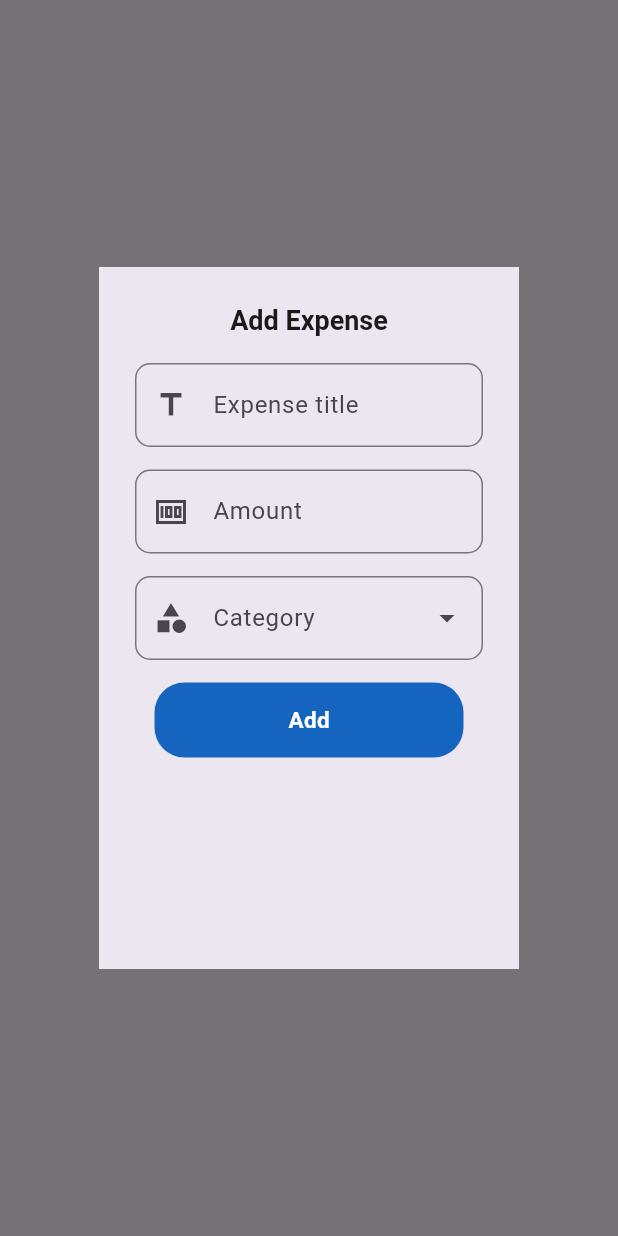
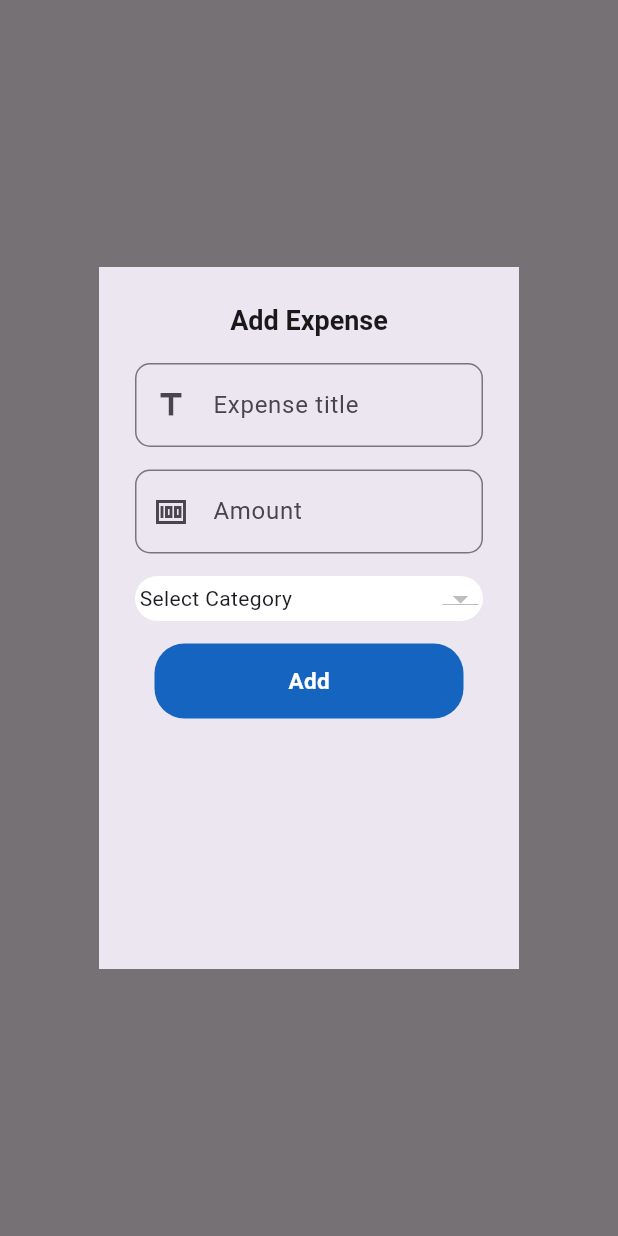
Before and after one commit to Erasto-M/Codsoft-Personal-Expense-Tracker-flutter-app, a Flutter app: what showAlertDialog() shows on an empty page, opened directly, after a tap on "Add", on a phone screen of 412 x 824 dp. Run offline on Flutter 3.47's test engine with Material 3 defaults, Android fonts, the phone set to English and light mode, and no system bars; our stand-ins replace cloud_firestore, firebase_auth, firebase_core, firebase_database, flutter_riverpod, fluttertoast; accounts and stored records are empty.

Commit message:
completed the add expense alert dialog

```diff
--- a/lib/Home/add_expense.dart
+++ b/lib/Home/add_expense.dart
@@ -1,22 +1,14 @@
 import 'package:flutter/cupertino.dart';
 import 'package:flutter/material.dart';
+import 'package:flutter/painting.dart';
 import 'package:flutter_riverpod/flutter_riverpod.dart';
-import 'package:fluttertoast/fluttertoast.dart';
 import 'package:personal_expense_tracker_codsoft/Home/Providers/homepage_providers.dart';
 import 'package:personal_expense_tracker_codsoft/Models/add_expense_Model.dart';
 import 'package:personal_expense_tracker_codsoft/Widgets/colors.dart';
 import 'package:personal_expense_tracker_codsoft/Widgets/reusable_widgets.dart';
-// controllers
-final List<String> categoriesList = [
-  'Shopping & Foods\n',
-      'Utilities\n',
-      'Transport\n',
-      'Health and Fitness\n',
-      'Personal Care\n',
-      'Debts And Loans\n',
-      'Entertainment\n',
-];
- String? selectedCategory;
+
+StateProvider selectedCategoryProvider = StateProvider((ref) => 'Shopping & Foods');
+
 showAlertDialog(BuildContext context) {
   showDialog(
       context: context,
@@ -24,9 +16,10 @@ showAlertDialog(BuildContext context) {
         return Consumer(builder: (context, ref, child) {
           final expenseTitleController = ref.watch(expenseTitleProvider);
           final expenseAmountController = ref.watch(expenseAmountProvider);
-          final expenseCategoryController = ref.watch(expenseCategoryProvider);
+          final categories = ref.watch(expenseCategoryProvider);
           final isLoading = ref.watch(isExpenseLoadingProvider);
           final onButtonClick = ref.watch(addExpenseButtonTapped);
+          final selectedCategory = ref.watch(selectedCategoryProvider);
           GlobalKey<FormState> expenseFormKey = GlobalKey<FormState>();
           return AlertDialog(
             elevation: 5,
@@ -35,7 +28,7 @@ showAlertDialog(BuildContext context) {
                 child: mediumText(
                     text: "Add Expense", fontWeight: FontWeight.bold)),
             content: Container(
-                height: onButtonClick? 380: 290,
+                height: onButtonClick ? 380 : 290,
                 child: Form(
                   key: expenseFormKey,
                   child: Column(
@@ -63,6 +56,7 @@ showAlertDialog(BuildContext context) {
                               return "Please Enter the Amount of the Expense";
                             }
                           },
+
                           onTap: null,
                           prefixIcon: Icons.money_sharp,
                           suffixIcon: null,
@@ -70,22 +64,40 @@ showAlertDialog(BuildContext context) {
                           textInputType: TextInputType.text,
                           obscureText: false),
                       showmediumspace(),
-                      showTextFormField(
-                          readonly: true,
-                          controller: expenseCategoryController,
-                          labelText: "Category",
-                          onTap: (){
-                            _showSelectedCategory(context);
+                      Container(
+                        padding: const EdgeInsets.all(3),
+                        decoration:  BoxDecoration(
+                            borderRadius: BorderRadius.circular(15),
+                            color: Colors.white),
+                        child: Row(
+                          mainAxisAlignment: MainAxisAlignment.spaceBetween,
+                          children: [
+                            const Text(
+                              "Select Category",
+                              style: TextStyle(
+                                fontSize: 14,
+                              ),
+                            ),
+                            const SizedBox(width: 10,),
+                            DropdownButton(
+                              value: selectedCategory,
+                              icon: const Icon(Icons.arrow_drop_down),
+                              items: categories.map((categoryValue) {
+                                return DropdownMenuItem(
+                                  value: categoryValue,
+                                  child: Text(categoryValue),
+                                );
+                              }).toList(),
+                              onChanged: (newValue) {
+                                ref
+                                    .read(selectedCategoryProvider.notifier)
+                                    .state = newValue ?? '';
                               },
-                          validator: (value) {
-                            if (value!.isEmpty) {
-                              return "Please select category";
-                            }
-                          },
-                          prefixIcon: Icons.category,
-                          suffixIcon: Icons.arrow_drop_down,
-                          textInputType: TextInputType.text,
-                          obscureText: false),
+
+                            ),
+                          ],
+                        ),
+                      ),
                       showmediumspace(),
                       isLoading
                           ? CircularProgressIndicator(
@@ -93,28 +105,44 @@ showAlertDialog(BuildContext context) {
                       )
                           : GestureDetector(
                         onTap: () {
-                                ref.read(addExpenseButtonTapped.notifier).state = true;
-                                if(expenseFormKey.currentState!.validate()){
-                                  ref.read( isExpenseLoadingProvider.notifier).state = true;
+                          ref
+                              .read(addExpenseButtonTapped.notifier)
+                              .state = true;
+                          if (expenseFormKey.currentState!.validate()) {
+                            ref
+                                .read(isExpenseLoadingProvider.notifier)
+                                .state = true;
                             AddExpenseModel expenseModel =
-                                  AddExpenseModel(amount: expenseAmountController.text,
-                                      category: expenseCategoryController.text, title: expenseTitleController.text);
-                                  ref.read(firebaseServicesProvider).createExpense(expenseModel);
-                                  ref.read(expenseTitleProvider.notifier).state.clear();
-                                  ref.read(expenseAmountProvider.notifier).state.clear();
-                                  ref.read(expenseCategoryProvider.notifier).state.clear();
-                                  ref.read(isExpenseLoadingProvider.notifier).state = false;
+                            AddExpenseModel(
+                                amount: expenseAmountController.text,
+                                category: selectedCategory,
+                                title: expenseTitleController.text);
+                            ref
+                                .read(firebaseServicesProvider)
+                                .createExpense(expenseModel);
+                            ref
+                                .read(expenseTitleProvider.notifier)
+                                .state
+                                .clear();
+                            ref
+                                .read(expenseAmountProvider.notifier)
+                                .state
+                                .clear();
+
+                            ref
+                                .read(isExpenseLoadingProvider.notifier)
+                                .state = false;
                             Navigator.pop(context);
                           }
                         },
                         child: Container(
                           height: 50,
-                                width: MediaQuery.of(context).size.width/2,
+                          width: MediaQuery.of(context).size.width / 2,
                           decoration: BoxDecoration(
                               color: kcBackgroundColor,
                               borderRadius: BorderRadius.circular(20)),
                           child: const Center(
-                                  child:  Text(
+                            child: Text(
                               "Add",
                               style: TextStyle(
                                 color: Colors.white,
@@ -132,32 +160,3 @@ showAlertDialog(BuildContext context) {
         });
       });
 }
-  Widget? _showSelectedCategory(BuildContext context){
-  showDialog(context: context, builder: (context){
-    return AlertDialog(
-      title: mediumText(text: "select category", fontWeight: FontWeight.bold),
-      content:Container(
-        width: double.minPositive,
-        child: ListView.builder(
-          itemCount: categoriesList.length,
-            shrinkWrap: true,
-            itemBuilder: (ref, index){
-            return Consumer(builder: (context, ref, child){
-              final isSelected = selectedCategory == categoriesList[index];
-              return ListTile(
-                title: Text(categoriesList[index],
-                  style: isSelected ?const  TextStyle(color: Colors.blue): const TextStyle(color: Colors.black),
-                ),
-                onTap: (){
-                  selectedCategory = categoriesList[index];
-                  ref.read(expenseCategoryProvider.notifier).state = TextEditingController(text: selectedCategory);
-                  Navigator.pop(context);
-                },
-              );
-            });
-        }),
-      ) ,
-    );
-  });
-  return null;
-  }
```
Lines whose indentation alone changed are shown as unchanged.
